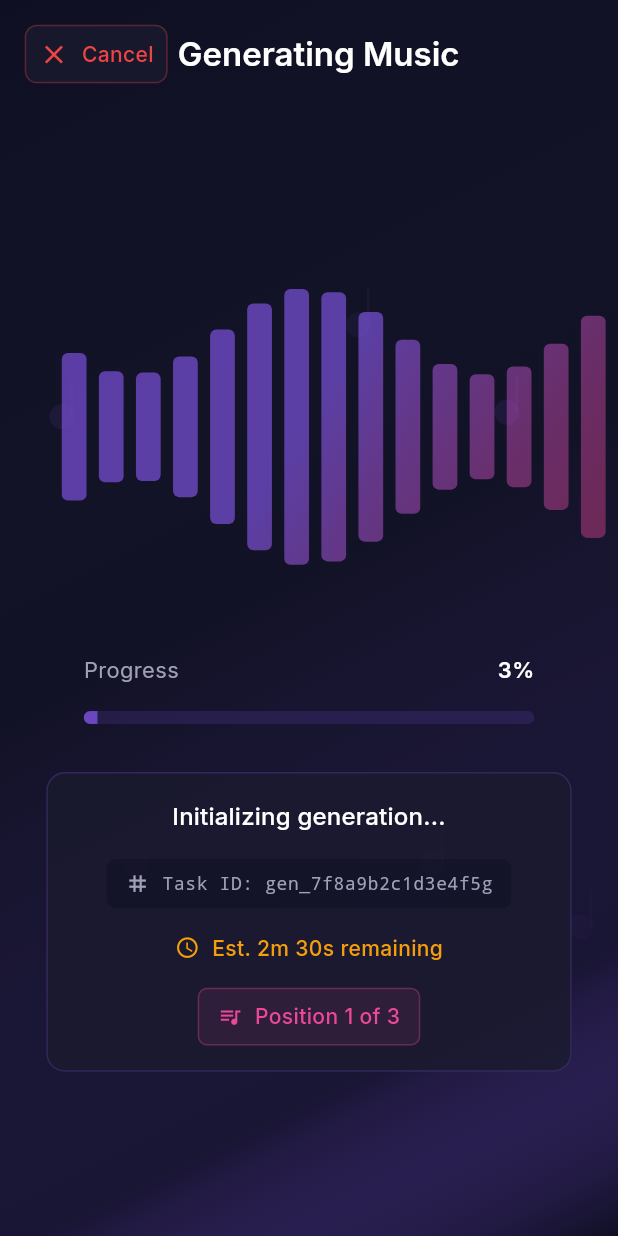
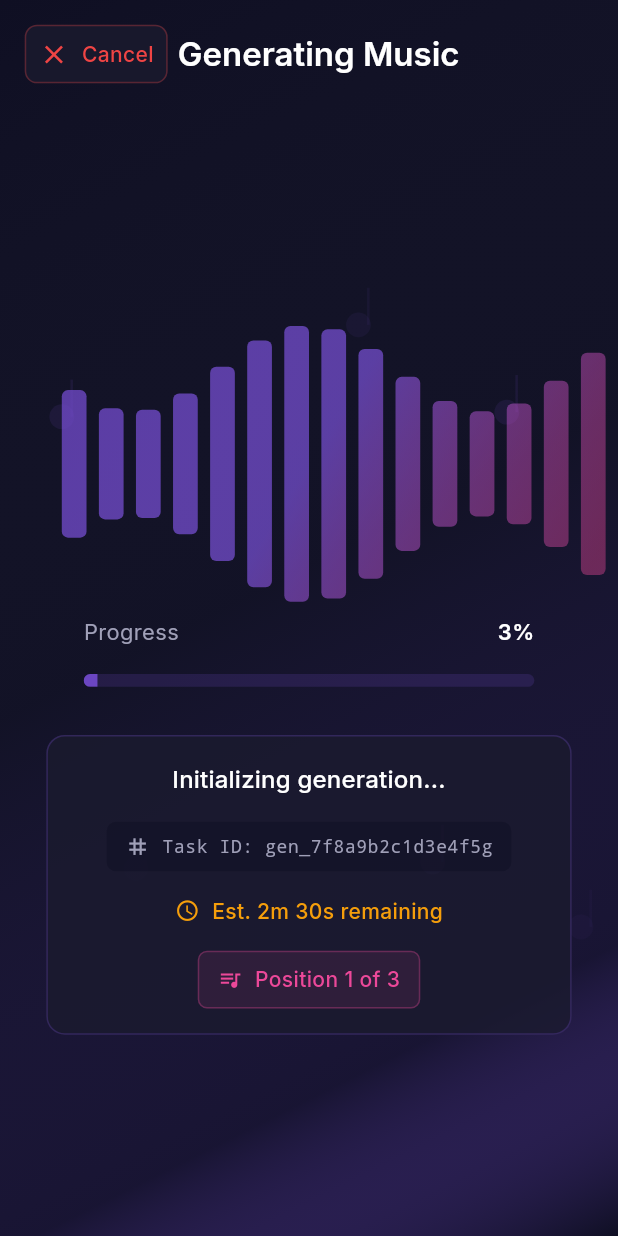
Before and after one commit to md-aqil/MelodiAi, a Flutter app: the screen it shows after launch, after a tap on "Generate Music", after a tap on the "close" icon, after a tap on "Urban Beats", on a phone screen of 412 x 824 dp. Run offline on Flutter 3.47's test engine with Material 3 defaults, Android fonts, the phone set to English and light mode, and no system bars; our stand-ins replace cached_network_image, connectivity_plus, flutter_svg, google_fonts, shared_preferences, sizer; network calls fail.

Commit message:
recursion bug fixes

```diff
--- /dev/null
+++ b/devtools_options.yaml
@@ -0,0 +1,3 @@
+description: This file stores settings for Dart & Flutter DevTools.
+documentation: https://docs.flutter.dev/tools/devtools/extensions#configure-extension-enablement-states
+extensions:
--- a/lib/main.dart
+++ b/lib/main.dart
@@ -4,6 +4,7 @@ import 'package:sizer/sizer.dart';
 
 import '../core/app_export.dart';
 import '../widgets/custom_error_widget.dart';
+import 'no_mouse.dart';
 
 void main() async {
   WidgetsFlutterBinding.ensureInitialized();
@@ -18,7 +19,11 @@ void main() async {
   Future.wait([
     SystemChrome.setPreferredOrientations([DeviceOrientation.portraitUp])
   ]).then((value) {
-    runApp(MyApp());
+    runApp(
+      NoMouseApp(
+        child: MyApp(),
+      ),
+    );
   });
 }
 
--- /dev/null
+++ b/lib/no_mouse.dart
@@ -0,0 +1,16 @@
+import 'package:flutter/foundation.dart';
+import 'package:flutter/gestures.dart';
+import 'package:flutter/material.dart';
+
+class NoMouseApp extends StatelessWidget {
+  final Widget child;
+  const NoMouseApp({required this.child, super.key});
+
+  @override
+  Widget build(BuildContext context) {
+    return Listener(
+      onPointerHover: (_) {}, // absorb hover events
+      child: child,
+    );
+  }
+}
--- a/lib/presentation/generation_progress_screen/generation_progress_screen.dart
+++ b/lib/presentation/generation_progress_screen/generation_progress_screen.dart
@@ -467,26 +467,21 @@ class _GenerationProgressScreenState extends State<GenerationProgressScreen>
   Widget _buildProgressContent() {
     return Container(
       padding: EdgeInsets.symmetric(horizontal: 6.w),
+      child: Center(
+        // 👈 constrain + center safely
         child: Column(
-        mainAxisAlignment: MainAxisAlignment.center,
+          mainAxisSize: MainAxisSize.min, // 👈 prevent infinite growth
           children: [
-          // Animated waveform
             AnimatedWaveformWidget(
               progress: _progress,
               isActive: _isGenerating,
             ),
-
-          SizedBox(height: 6.h),
-
-          // Progress indicator
+            // SizedBox(height: 6.h),
             ProgressIndicatorWidget(
               progress: _progress,
               isActive: _isGenerating,
             ),
-
             SizedBox(height: 4.h),
-
-          // Status message
             StatusMessageWidget(
               message: _currentStatus,
               taskId: _taskId,
@@ -496,8 +491,44 @@ class _GenerationProgressScreenState extends State<GenerationProgressScreen>
             ),
           ],
         ),
+      ),
     );
   }
+
+  // Widget _buildProgressContent() {
+  //   return Container(
+  //     padding: EdgeInsets.symmetric(horizontal: 6.w),
+  //     child: Column(
+  //       mainAxisAlignment: MainAxisAlignment.center,
+  //       children: [
+  //         // Animated waveform
+  //         AnimatedWaveformWidget(
+  //           progress: _progress,
+  //           isActive: _isGenerating,
+  //         ),
+
+  //         SizedBox(height: 6.h),
+
+  //         // Progress indicator
+  //         ProgressIndicatorWidget(
+  //           progress: _progress,
+  //           isActive: _isGenerating,
+  //         ),
+
+  //         SizedBox(height: 4.h),
+
+  //         // Status message
+  //         StatusMessageWidget(
+  //           message: _currentStatus,
+  //           taskId: _taskId,
+  //           estimatedTime: _estimatedTime,
+  //           queuePosition: _queuePosition,
+  //           totalQueue: _totalQueue,
+  //         ),
+  //       ],
+  //     ),
+  //   );
+  // }
 
   Widget _buildSuccessContent() {
     return Container(
```
Lines whose indentation alone changed are shown as unchanged.
